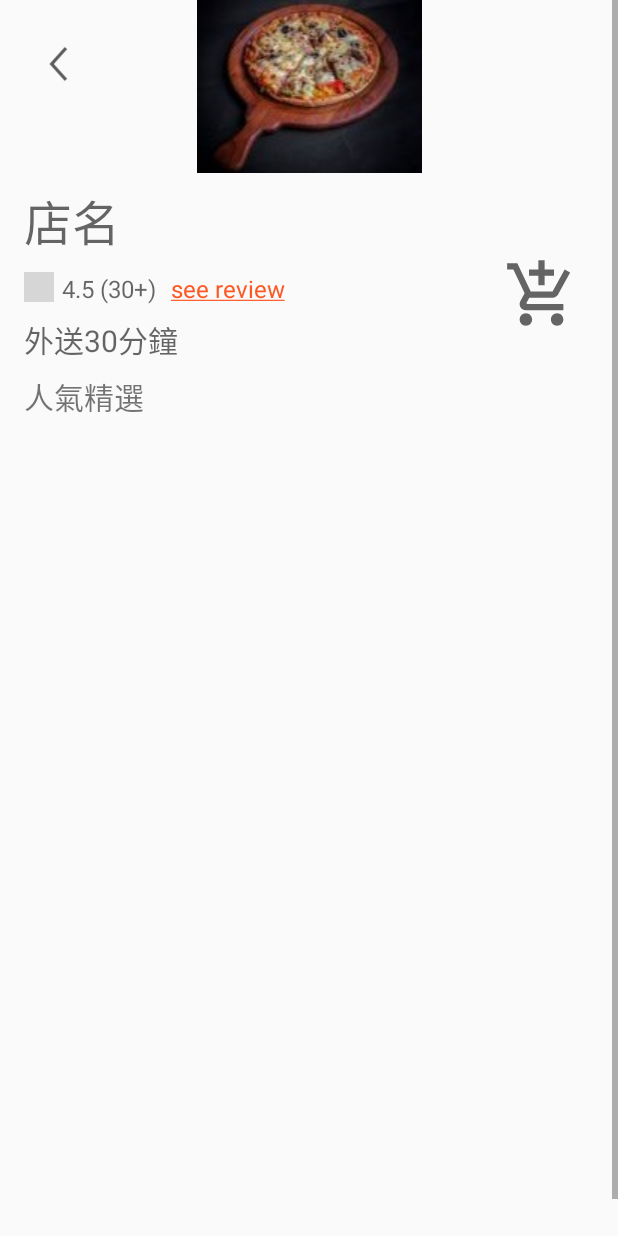
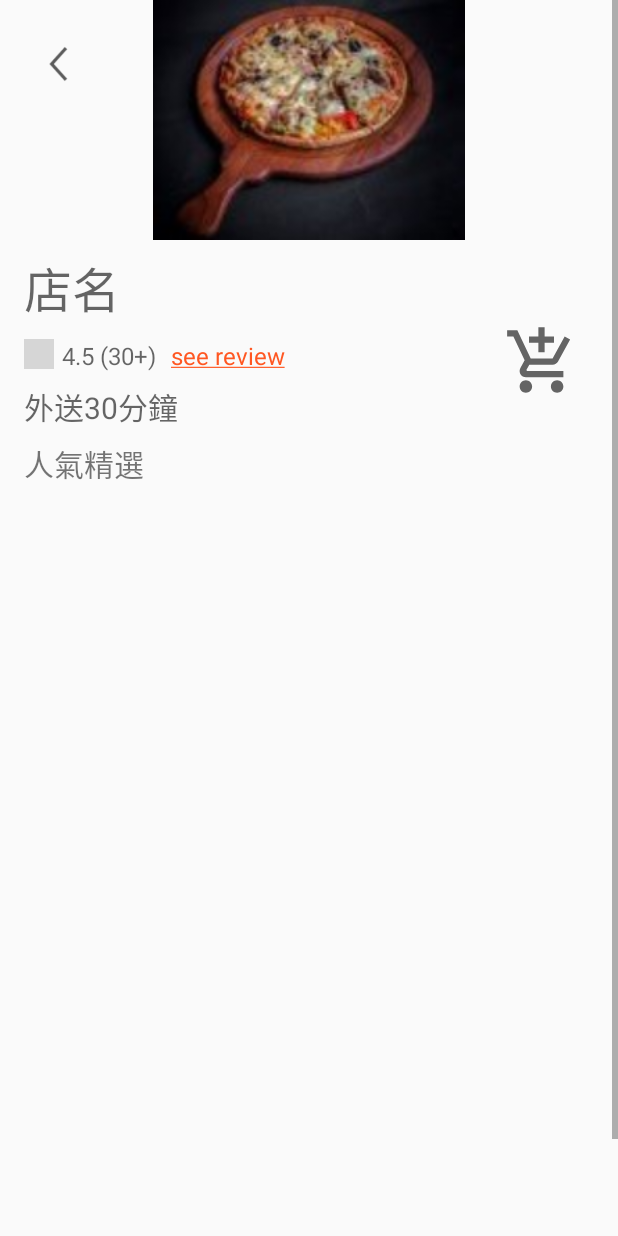
Before and after one commit to YongXiang12/Food_delivery_application, an Android app: the layout activity_restaurant_menu.xml on its own in the app's theme, with its tools: preview values and no code run, on a phone screen of 412 x 824 dp. Run offline under Robolectric (Android 15) with nearby library versions, the phone set to English and light mode, and no system bars; grey boxes are pictures that could not be loaded.

Commit message:
連接main的一些資料店名

```diff
--- a/app/src/main/java/fcu/mp110/food_delivery_app/ui/restaurant/RestaurantArrayAdapter.java
+++ b/app/src/main/java/fcu/mp110/food_delivery_app/ui/restaurant/RestaurantArrayAdapter.java
@@ -49,6 +49,8 @@ public class RestaurantArrayAdapter extends RecyclerView.Adapter<RestaurantArray
         public void onClick(View view) {
             int pos = getAdapterPosition();
             Intent intent = new Intent(context, RestaurantMenu.class);
+            intent.putExtra("storename", storeItemList.get(pos).getStoreName());
+            intent.putExtra("storepicture", storeItemList.get(pos).getStoreImgResId());
             context.startActivity(intent);
         }
     }
--- a/app/src/main/res/layout/activity_restaurant_menu.xml
+++ b/app/src/main/res/layout/activity_restaurant_menu.xml
@@ -22,15 +22,16 @@
                 android:id="@+id/imv_back"
                 android:layout_width="25dp"
                 android:layout_height="25dp"
+                android:layout_alignParentLeft="true"
+                android:layout_marginLeft="10dp"
                 android:layout_marginTop="30dp"
-                android:layout_marginLeft="10dp"
-                android:layout_alignParentLeft="true"
-                android:src="@drawable/icons8_back_48px"/>
+                android:onClick="goBack"
+                android:src="@drawable/icons8_back_48px" />
 
             <ImageView
                 android:id="@+id/imv_thumbnail"
                 android:layout_width="match_parent"
-                android:layout_height="wrap_content"
+                android:layout_height="160dp"
                 android:layout_centerHorizontal="true"
                 android:src="@drawable/hawwaipizza" />
 
```
Also changed, not shown: app/src/main/java/fcu/mp110/food_delivery_app/ui/restaurant/RestaurantMenu.java (+18 -0 lines).
